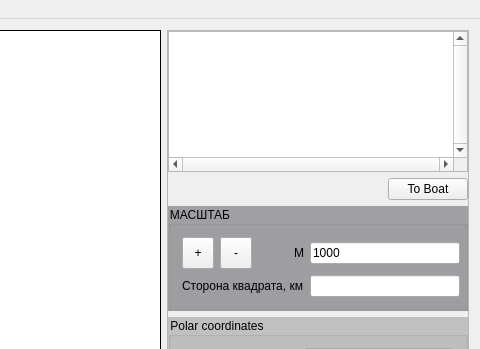
Above: mainwindow.ui from dzmat/sh5_viewer before the change; both pictures show x 250 to 730 and y 0 to 349 of the 730 by 658 pixel window. Below: the same form after it.
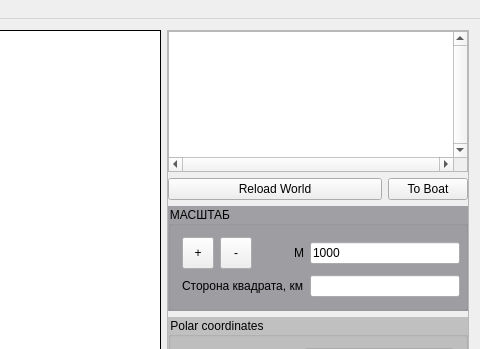
That is the form after the change. Custom widgets are drawn as their Qt base class.

Commit message: quick file reload functionality

Patch:
```diff
--- a/mainwindow.ui
+++ b/mainwindow.ui
@@ -74,7 +74,16 @@
          </property>
         </widget>
        </item>
-       <item alignment="Qt::AlignRight">
+       <item>
+        <layout class="QHBoxLayout" name="horizontalLayout_2">
+         <item>
+          <widget class="QPushButton" name="pushButton">
+           <property name="text">
+            <string>Reload World</string>
+           </property>
+          </widget>
+         </item>
+         <item>
         <widget class="QPushButton" name="pbToBoat">
          <property name="sizePolicy">
           <sizepolicy hsizetype="Fixed" vsizetype="Fixed">
@@ -86,6 +95,8 @@
           <string>To Boat</string>
          </property>
         </widget>
+         </item>
+        </layout>
        </item>
        <item>
         <widget class="QGroupBox" name="groupBox_scale">
```
Lines whose indentation alone changed are shown as unchanged. The commit also changes 2 other files.
